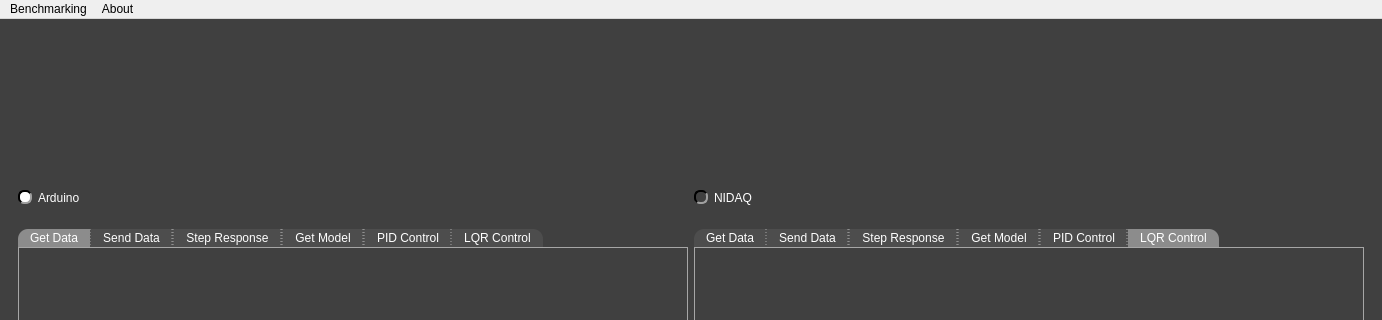
Above: pydaq/uis/PyDAQ_Base.ui from viniciusfs14/pydaq before the change; both pictures show x 0 to 1382 and y 0 to 320 of the 1382 by 692 pixel window. Below: the same form after it.
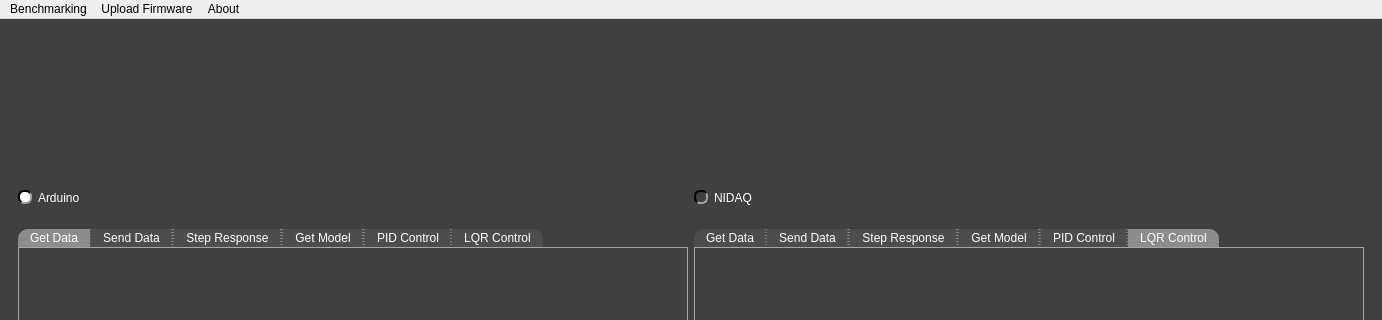
That is the form after the change. Icons and pictures are not drawn. Custom widgets are drawn as their Qt base class.

Commit message: starting implement Universal Arduino Firmware protocol and fix serial buffer sync

```diff
--- a/pydaq/uis/PyDAQ_Base.ui
+++ b/pydaq/uis/PyDAQ_Base.ui
@@ -910,7 +910,14 @@
     </property>
     <addaction name="actionDocumentation"/>
    </widget>
+   <widget class="QMenu" name="menuFirmware">
+    <property name="title">
+     <string>Upload Firmware</string>
+    </property>
+    <addaction name="actionArduino_4"/>
+   </widget>
    <addaction name="menuBeenchmarking"/>
+   <addaction name="menuFirmware"/>
    <addaction name="menuAbout"/>
   </widget>
   <widget class="QStatusBar" name="statusbar"/>
```
Left out of the diff: 5 changed lines with no effect on the pictures. The commit also changes 15 other files.
